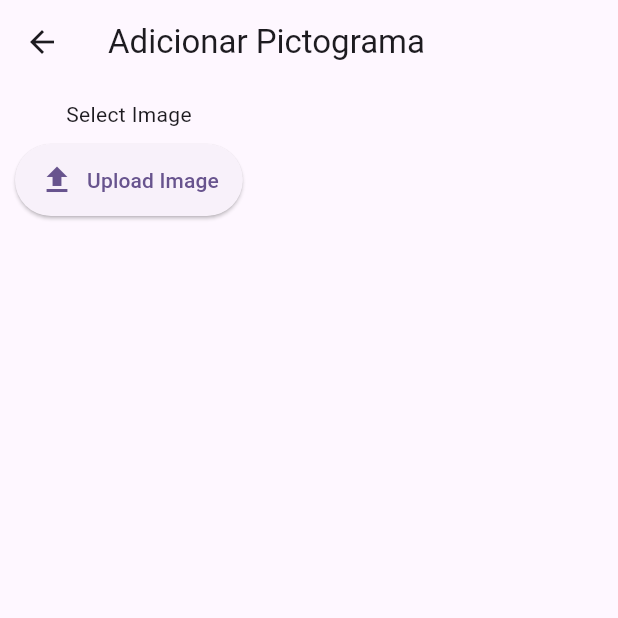
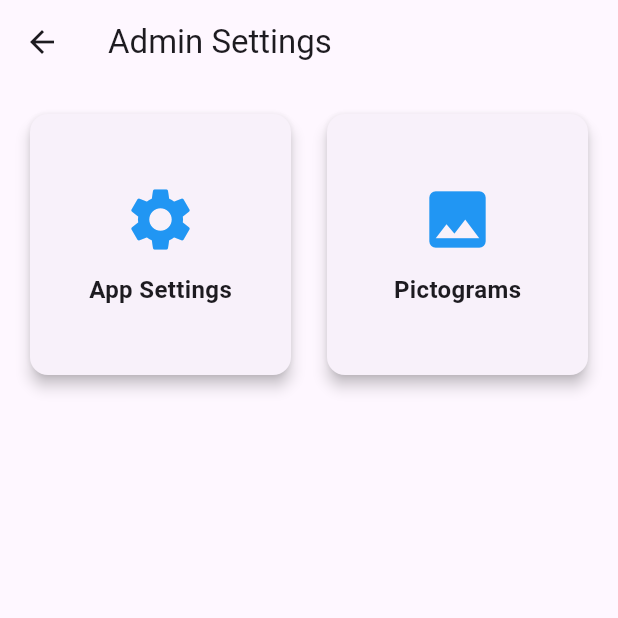
Before and after one commit to rafaelPadua001/comunicacao_alternativa_app, a Flutter app: the DashboarAdmindScreen screen opened by its route, after a tap on "Settings", on a phone screen of 412 x 824 dp, the top half of it. Run offline on Flutter 3.47's test engine with Material 3 defaults, Android fonts, the phone set to English and light mode, and no system bars; our stand-ins replace firebase_auth, firebase_core, flutter_tts, hive, hive_flutter, image_picker; accounts and stored records are empty.

Commit message:
Feat
Create settings widget
Create route to access setting widget.
Create screen/admin/pictograms/addPictogram form.

```diff
--- a/lib/screens/admin/dashboard.dart
+++ b/lib/screens/admin/dashboard.dart
@@ -1,4 +1,4 @@
-import 'package:comunicacao_alternativa_app/screens/addPictogramScreen.dart';
+import 'settings.dart';
 import 'package:flutter/material.dart';
 import 'package:firebase_auth/firebase_auth.dart';
 
@@ -56,7 +56,7 @@ class DashboarAdmindScreen extends StatelessWidget {
                 Navigator.push(
                   context,
                   MaterialPageRoute(
-                    builder: (context) => AddPictogramScreen(),
+                    builder: (context) => SettingsGrid(),
                   ),
                 );
               }
--- /dev/null
+++ b/lib/screens/admin/settings.dart
@@ -0,0 +1,60 @@
+import 'package:flutter/material.dart';
+import 'pictograms/addPictogram.dart';
+
+class SettingsGrid extends StatelessWidget {
+  @override
+  Widget build(BuildContext context) {
+    return Scaffold(
+      appBar: AppBar(title: Text('Admin Settings')),
+      body: Padding(
+        padding: EdgeInsets.all(16),
+        child: GridView.count(
+          crossAxisCount: 2, // Define duas colunas
+          crossAxisSpacing: 16,
+          mainAxisSpacing: 16,
+          children: [
+            _buildCard(
+              icon: Icons.settings,
+              title: "App Settings",
+              onTap: () {
+                print("App Settings clicado");
+              },
+            ),
+            _buildCard(
+              icon: Icons.image,
+              title: "Pictograms",
+              onTap: () {
+                Navigator.push(
+                  context,
+                  MaterialPageRoute(builder: (context) => AddPictogram()),
+                );
+
+              },
+            ),
+          ],
+        ),
+      ),
+    );
+  }
+
+  Widget _buildCard({required IconData icon, required String title, required VoidCallback onTap}) {
+    return GestureDetector(
+      onTap: onTap,
+      child: Card(
+        shape: RoundedRectangleBorder(borderRadius: BorderRadius.circular(12)),
+        elevation: 4,
+        child: Column(
+          mainAxisAlignment: MainAxisAlignment.center,
+          children: [
+            Icon(icon, size: 50, color: Colors.blue),
+            SizedBox(height: 10),
+            Text(
+              title,
+              style: TextStyle(fontSize: 16, fontWeight: FontWeight.bold),
+            ),
+          ],
+        ),
+      ),
+    );
+  }
+}
```
Also changed, not shown: lib/screens/admin/pictograms/addPictogram.dart (added, +99 -0 lines).
